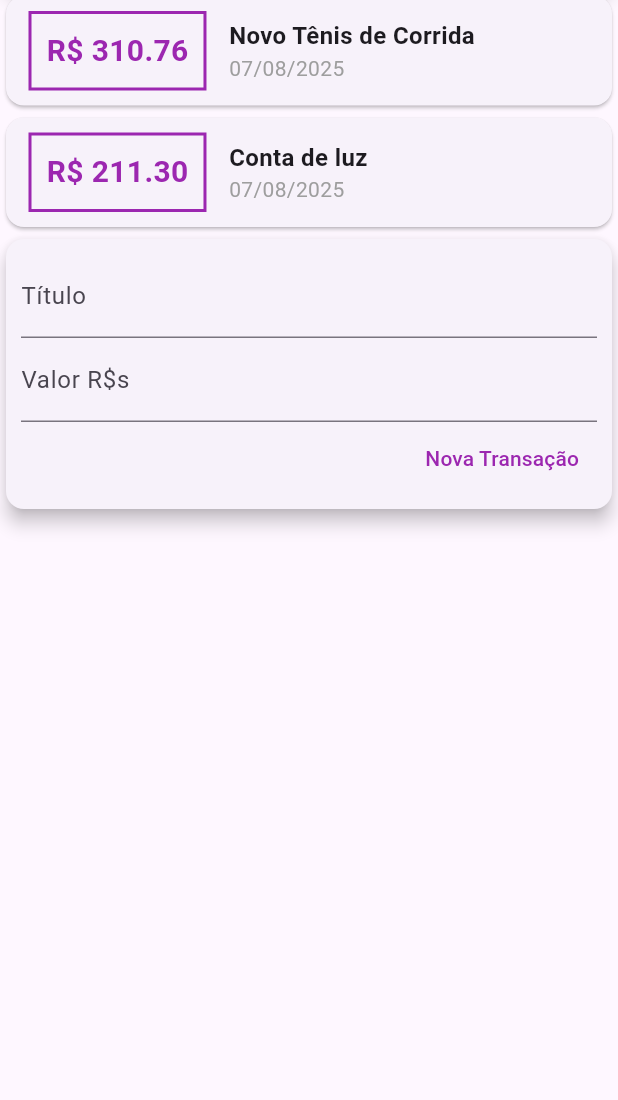
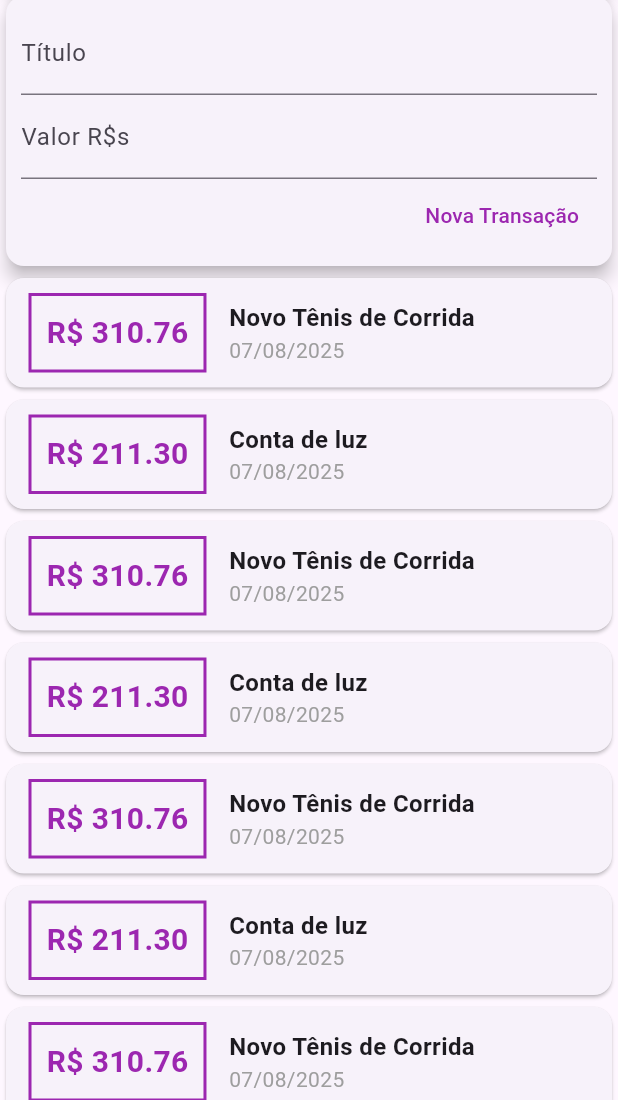
Before and after one commit to wagnerchimenez/expenses, a Flutter app: the screen it shows after launch, on a phone screen of 412 x 824 dp, the part 136-1236 px from its top. Run offline on Flutter 3.47's test engine with Material 3 defaults, Android fonts, the phone set to English and light mode, and no system bars.

Commit message:
feat: SingleChildScrollView

```diff
--- a/projects/expenses/lib/components/transaction_user.dart
+++ b/projects/expenses/lib/components/transaction_user.dart
@@ -16,6 +16,90 @@ class TransactionUser extends StatefulWidget {
 
 class _TransactionUserState extends State<TransactionUser> {
   final _transactions = [
+    Transaction(
+      id: 't1',
+      title: 'Novo Tênis de Corrida',
+      value: 310.76,
+      date: DateTime.now(),
+    ),
+    Transaction(
+      id: 't2',
+      title: 'Conta de luz',
+      value: 211.30,
+      date: DateTime.now(),
+    ),
+    Transaction(
+      id: 't1',
+      title: 'Novo Tênis de Corrida',
+      value: 310.76,
+      date: DateTime.now(),
+    ),
+    Transaction(
+      id: 't2',
+      title: 'Conta de luz',
+      value: 211.30,
+      date: DateTime.now(),
+    ),
+    Transaction(
+      id: 't1',
+      title: 'Novo Tênis de Corrida',
+      value: 310.76,
+      date: DateTime.now(),
+    ),
+    Transaction(
+      id: 't2',
+      title: 'Conta de luz',
+      value: 211.30,
+      date: DateTime.now(),
+    ),
+    Transaction(
+      id: 't1',
+      title: 'Novo Tênis de Corrida',
+      value: 310.76,
+      date: DateTime.now(),
+    ),
+    Transaction(
+      id: 't2',
+      title: 'Conta de luz',
+      value: 211.30,
+      date: DateTime.now(),
+    ),
+    Transaction(
+      id: 't1',
+      title: 'Novo Tênis de Corrida',
+      value: 310.76,
+      date: DateTime.now(),
+    ),
+    Transaction(
+      id: 't2',
+      title: 'Conta de luz',
+      value: 211.30,
+      date: DateTime.now(),
+    ),
+    Transaction(
+      id: 't1',
+      title: 'Novo Tênis de Corrida',
+      value: 310.76,
+      date: DateTime.now(),
+    ),
+    Transaction(
+      id: 't2',
+      title: 'Conta de luz',
+      value: 211.30,
+      date: DateTime.now(),
+    ),
+    Transaction(
+      id: 't1',
+      title: 'Novo Tênis de Corrida',
+      value: 310.76,
+      date: DateTime.now(),
+    ),
+    Transaction(
+      id: 't2',
+      title: 'Conta de luz',
+      value: 211.30,
+      date: DateTime.now(),
+    ),
     Transaction(
       id: 't1',
       title: 'Novo Tênis de Corrida',
@@ -47,8 +131,8 @@ class _TransactionUserState extends State<TransactionUser> {
   Widget build(BuildContext context) {
     return Column(
       children: <Widget>[
+        TransactionForm(onSubmit: _addTransaction),
         TransactionList(_transactions),
-        TransactionForm(onSubmit: _addTransaction),
       ],
     );
   }
--- a/projects/expenses/lib/main.dart
+++ b/projects/expenses/lib/main.dart
@@ -19,7 +19,8 @@ class MyHomePage extends StatelessWidget {
   Widget build(BuildContext context) {
     return Scaffold(
       appBar: AppBar(title: Text('Despesas Pessoais')),
-      body: Column(
+      body: SingleChildScrollView(
+        child: Column(
           crossAxisAlignment: CrossAxisAlignment.start,
           children: <Widget>[
             SizedBox(
@@ -33,6 +34,7 @@ class MyHomePage extends StatelessWidget {
             TransactionUser(),
           ],
         ),
+      ),
     );
   }
 }
```
Lines whose indentation alone changed are shown as unchanged.
